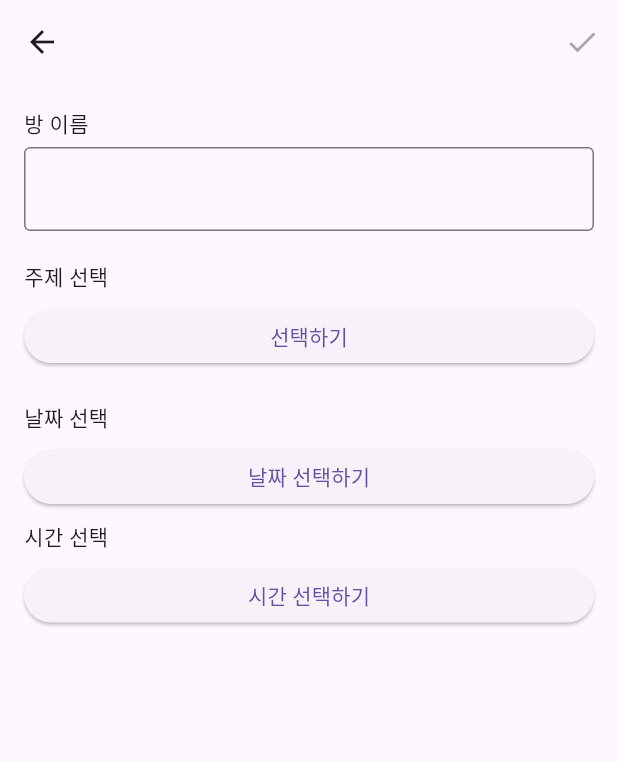
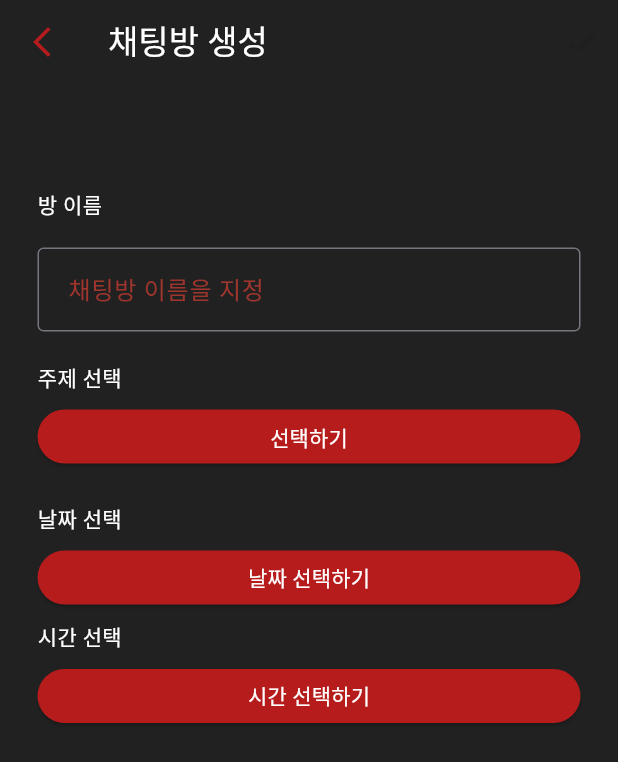
Before and after one commit to gho94/kirbyPort, a Flutter app: the screen it shows after launch, after a tap on the "add" icon, on a phone screen of 412 x 824 dp. Shown: the top 762 px of the screen. Run offline on Flutter 3.47's test engine with Material 3 defaults, Android fonts, the phone set to English and light mode, and no system bars; our stand-ins replace device_info_plus, flutter_local_notifications, go_router, socket_io_client, sqflite, timezone; accounts and stored records are empty; network calls fail.

Commit message:
[Design] ui 구현
1. 채팅방 목록 ui 구현
2. 채팅방 추가 스크린 ui 구현

```diff
--- a/kirby_port_app/lib/main.dart
+++ b/kirby_port_app/lib/main.dart
@@ -25,6 +25,13 @@ class MyApp extends StatelessWidget {
       ],
       child: MaterialApp.router(
         routerConfig: router,
+        debugShowCheckedModeBanner: false,
+        theme: ThemeData(
+          appBarTheme: AppBarTheme(backgroundColor: Colors.grey[900]),
+          scaffoldBackgroundColor: Colors.grey[900],
+          bottomNavigationBarTheme: const BottomNavigationBarThemeData(
+              backgroundColor: Colors.black26, selectedItemColor: Colors.red),
+        ),
       ),
     );
   }
--- a/kirby_port_app/lib/screen/create_room_screen.dart
+++ b/kirby_port_app/lib/screen/create_room_screen.dart
@@ -33,7 +33,8 @@ class _CreateRoomScreenState extends State<CreateRoomScreen> {
     Room room = Room(
       name: _textEditingController.text,
       startTime: DateFormat('yyyy-MM-dd HH:mm:ss').format(selectedDateTime),
-      endTime: DateFormat('yyyy-MM-dd HH:mm:ss').format(selectedDateTime.add(const Duration(hours: 1))),
+      endTime: DateFormat('yyyy-MM-dd HH:mm:ss')
+          .format(selectedDateTime.add(const Duration(hours: 1))),
       topicId: _selectedTopic?.id ?? 1,
       playerId: 1,
       createdAt: DateTime.now().toString(),
@@ -48,7 +49,10 @@ class _CreateRoomScreenState extends State<CreateRoomScreen> {
 
   void validActionEnable() {
     setState(() {
-      _isActionEnabled = _textEditingController.text.isNotEmpty && _selectedTopic != null && _selectedDate != null && _selectedTime != null;
+      _isActionEnabled = _textEditingController.text.isNotEmpty &&
+          _selectedTopic != null &&
+          _selectedDate != null &&
+          _selectedTime != null;
     });
   }
 
@@ -56,47 +60,109 @@ class _CreateRoomScreenState extends State<CreateRoomScreen> {
   Widget build(BuildContext context) {
     return Scaffold(
       appBar: AppBar(
+        leading: IconButton(
+          onPressed: () {
+            Navigator.pop(context);
+          },
+          icon: const Icon(Icons.arrow_back_ios_new_outlined),
+          color: Colors.red[900],
+        ),
+        title: const Text(
+          '채팅방 생성',
+          style: TextStyle(
+            color: Colors.white,
+          ),
+        ),
         actions: [
           IconButton(
             onPressed: _isActionEnabled ? _addRoom : null,
             icon: const Icon(Icons.check),
+            color: Colors.red,
           )
         ],
       ),
       body: Padding(
-        padding: const EdgeInsets.all(16.0),
+        padding: const EdgeInsets.symmetric(vertical: 70, horizontal: 25),
         child: Column(
           crossAxisAlignment: CrossAxisAlignment.start,
           children: [
-            const Text("방 이름"),
-            const SizedBox(height: 5),
+            const Text(
+              "방 이름",
+              style: TextStyle(color: Colors.white),
+            ),
+            const SizedBox(height: 18),
             TextField(
               controller: _textEditingController,
-              decoration: const InputDecoration(border: OutlineInputBorder()),
+              decoration: InputDecoration(
+                border: const OutlineInputBorder(),
+                labelText: ' 채팅방 이름을 지정',
+                labelStyle: TextStyle(color: Colors.red.withOpacity(0.6)),
+              ),
               onChanged: (value) => validActionEnable(),
             ),
             const SizedBox(height: 20),
-            const Text("주제 선택"),
+            const Text("주제 선택",
+                style: TextStyle(
+                  color: Colors.white,
+                )),
             const SizedBox(height: 5),
             ElevatedButton(
-                onPressed: () => _showTopicSelectionDialog(context),
-                style: ElevatedButton.styleFrom(minimumSize: const Size(double.infinity, 36)),
-                child: Text(_selectedTopic?.name ?? "선택하기")),
+              onPressed: () => _showTopicSelectionDialog(context),
+              style: ElevatedButton.styleFrom(
+                minimumSize: const Size(double.infinity, 36),
+                backgroundColor: Colors.red[900],
+              ),
+              child: Text(
+                _selectedTopic?.name ?? "선택하기",
+                style: const TextStyle(
+                  color: Colors.white,
+                ),
+              ),
+            ),
             const SizedBox(height: 20),
-            const Text("날짜 선택"),
+            const Text(
+              "날짜 선택",
+              style: TextStyle(
+                color: Colors.white,
+              ),
+            ),
             const SizedBox(height: 5),
             ElevatedButton(
               onPressed: _selectDate,
-              style: ElevatedButton.styleFrom(minimumSize: const Size(double.infinity, 36)),
-              child: Text(_selectedDate != null ? DateFormat('yyyy-MM-dd').format(_selectedDate!) : "날짜 선택하기"),
+              style: ElevatedButton.styleFrom(
+                minimumSize: const Size(double.infinity, 36),
+                backgroundColor: Colors.red[900],
+              ),
+              child: Text(
+                  _selectedDate != null
+                      ? DateFormat('yyyy-MM-dd').format(_selectedDate!)
+                      : "날짜 선택하기",
+                  style: const TextStyle(
+                    color: Colors.white,
+                  )),
             ),
             const SizedBox(height: 5),
-            const Text("시간 선택"),
+            const Text(
+              "시간 선택",
+              style: TextStyle(
+                color: Colors.white,
+              ),
+            ),
             const SizedBox(height: 5),
             ElevatedButton(
               onPressed: _selectTime,
-              style: ElevatedButton.styleFrom(minimumSize: const Size(double.infinity, 36)),
-              child: Text(_selectedTime != null ? getFormattedTime(_selectedTime!) : "시간 선택하기"),
+              style: ElevatedButton.styleFrom(
+                minimumSize: const Size(double.infinity, 36),
+                backgroundColor: Colors.red[900],
+              ),
+              child: Text(
+                _selectedTime != null
+                    ? getFormattedTime(_selectedTime!)
+                    : "시간 선택하기",
+                style: const TextStyle(
+                  color: Colors.white,
+                ),
+              ),
             ),
           ],
         ),
@@ -114,7 +180,8 @@ class _CreateRoomScreenState extends State<CreateRoomScreen> {
             Wrap(
               spacing: 10.0,
               runSpacing: 10.0,
-              children: Provider.of<TopicViewModel>(context).topics.map((topic) {
+              children:
+                  Provider.of<TopicViewModel>(context).topics.map((topic) {
                 return SizedBox(
                   width: 46.0,
                   height: 46.0,
@@ -170,7 +237,8 @@ class _CreateRoomScreenState extends State<CreateRoomScreen> {
   }
 
   String getFormattedTime(TimeOfDay timeOfDay) {
-    final DateTime dateTime = DateTime(2024, 1, 1, timeOfDay.hour, timeOfDay.minute);
+    final DateTime dateTime =
+        DateTime(2024, 1, 1, timeOfDay.hour, timeOfDay.minute);
     return DateFormat('HH:mm').format(dateTime);
   }
 }
--- a/kirby_port_app/lib/screen/home_screen.dart
+++ b/kirby_port_app/lib/screen/home_screen.dart
@@ -31,9 +31,29 @@ class _HomeScreenState extends State<HomeScreen> {
   Widget build(BuildContext context) {
     return Scaffold(
       appBar: AppBar(
-        title: const Text("방 목록"),
+        title: const Text(
+          "KriBy - Port",
+          style: TextStyle(
+            color: Colors.white,
+          ),
+        ),
         centerTitle: true,
-        actions: [IconButton(icon: const Icon(Icons.filter_alt), onPressed: () => context.push("/topic-filter"))],
+        actions: [
+          IconButton(
+              icon: Icon(
+                Icons.filter_alt_outlined,
+                color: Colors.red[900],
+                size: 30,
+              ),
+              onPressed: () => context.push("/topic-filter")),
+          IconButton(
+              icon: Icon(
+                Icons.add,
+                color: Colors.red[900],
+                size: 30,
+              ),
+              onPressed: () => context.push("/create-room")),
+        ],
       ),
       body: PageView(
         controller: _pageController,
```
Also changed, not shown: kirby_port_app/lib/component/room_item.dart (+60 -17 lines).
